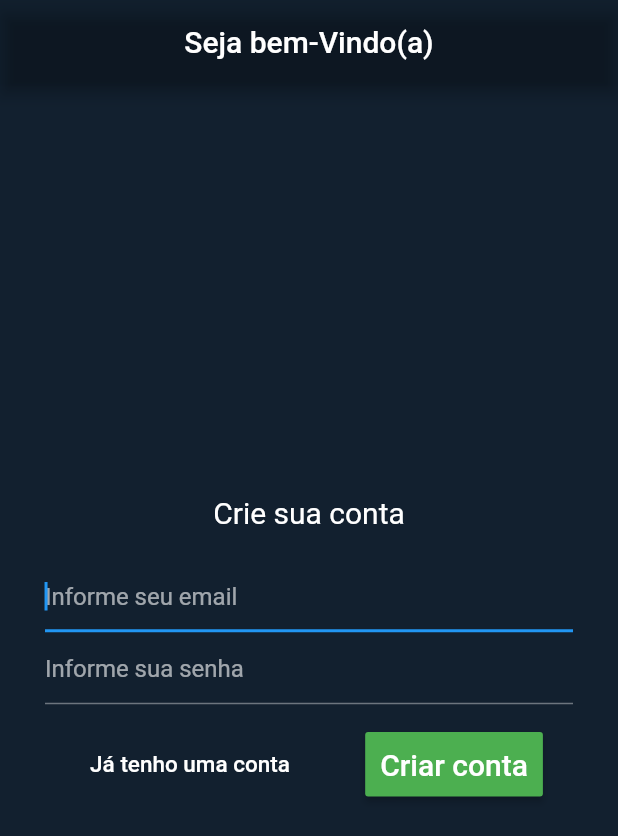
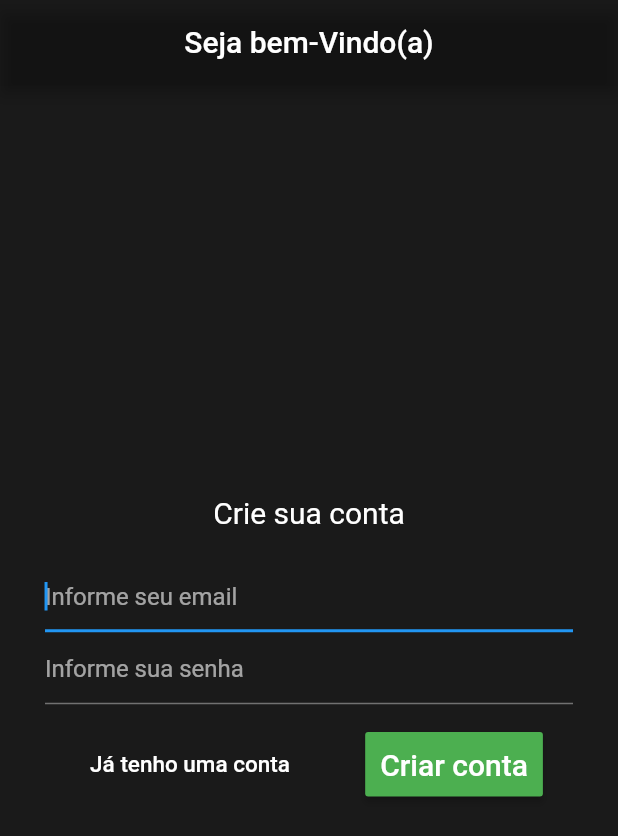
Before and after one commit to GEspinosa7/MyPersonalAPP, a Flutter app: the screen it shows after launch, after a tap on "Não tenho uma conta", on a phone screen of 412 x 824 dp. Shown: the top 836 px of the screen. Run offline on Flutter 3.47's test engine with Material 2 defaults, Android fonts, the phone set to English and light mode, and no system bars; our stand-ins replace dio, firebase_auth, image_picker, smooth_star_rating; accounts and stored records are empty; network calls fail.

Commit message:
update main

```diff
--- a/for_trainers/lib/main.dart
+++ b/for_trainers/lib/main.dart
@@ -1,7 +1,7 @@
 import 'package:flutter/material.dart';
+import 'package:my_personal_personaltrainer/utils/colors.dart';
 import 'pages/start.dart';
 
-final Color darkBlue = Color.fromARGB(255, 18, 32, 47);
 
 void main() {
   runApp(MyPersonal());
@@ -11,7 +11,7 @@ class MyPersonal extends StatelessWidget {
   @override
   Widget build(BuildContext context) {
     return MaterialApp(
-      theme: ThemeData.dark().copyWith(scaffoldBackgroundColor: darkBlue),
+      theme: ThemeData.dark().copyWith(scaffoldBackgroundColor: mainBlack),
       debugShowCheckedModeBanner: false,
       home: StartPage(),
       );
```
